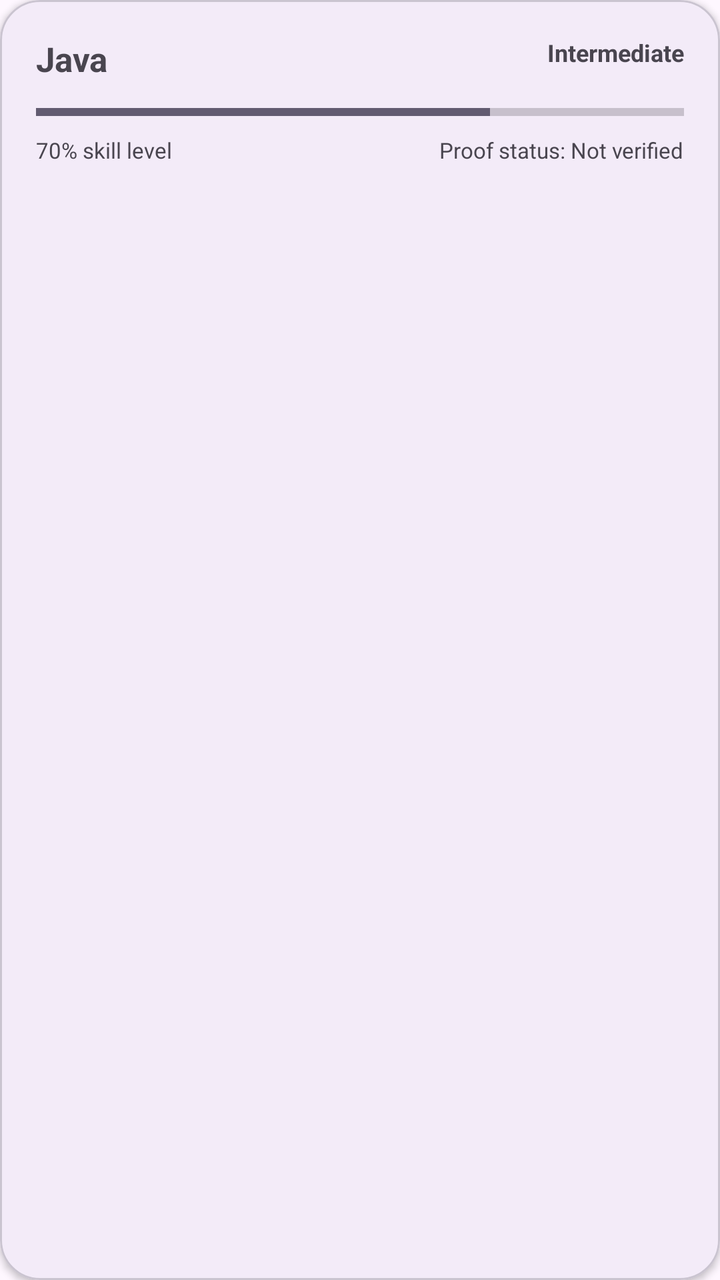
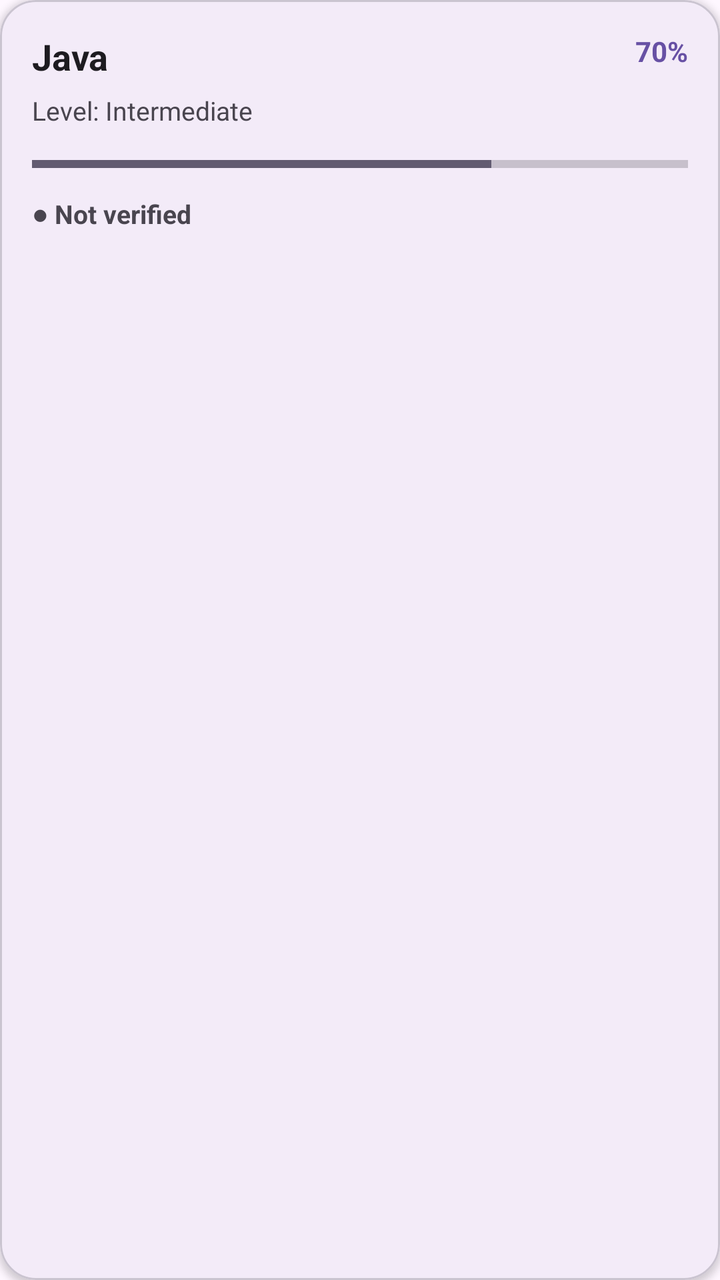

Before-and-after screenshots of an Android layout around one commit, followed by the original layout XML and the change that was made.
<!-- AndroidManifest.xml: application theme Theme.Skill_Proof_MAD_ASSIGNMENT_1 -->
<!-- res/layout/item_skill.xml -->
<?xml version="1.0" encoding="utf-8"?>
<com.google.android.material.card.MaterialCardView
    xmlns:android="http://schemas.android.com/apk/res/android"
    xmlns:app="http://schemas.android.com/apk/res-auto"
    android:layout_width="match_parent"
    android:layout_height="wrap_content"
    android:layout_marginBottom="12dp"
    app:cardCornerRadius="20dp"
    app:cardElevation="2dp">

    <androidx.constraintlayout.widget.ConstraintLayout
        android:layout_width="match_parent"
        android:layout_height="wrap_content"
        android:padding="18dp">

        <TextView
            android:id="@+id/tvSkillName"
            android:layout_width="0dp"
            android:layout_height="wrap_content"
            android:text="Java"
            android:textSize="17sp"
            android:textStyle="bold"
            app:layout_constraintEnd_toStartOf="@id/tvSkillLevel"
            app:layout_constraintStart_toStartOf="parent"
            app:layout_constraintTop_toTopOf="parent" />

        <TextView
            android:id="@+id/tvSkillLevel"
            android:layout_width="wrap_content"
            android:layout_height="wrap_content"
            android:text="Intermediate"
            android:textSize="12sp"
            android:textStyle="bold"
            app:layout_constraintEnd_toEndOf="parent"
            app:layout_constraintTop_toTopOf="parent" />

        <ProgressBar
            android:id="@+id/skillProgress"
            style="?android:attr/progressBarStyleHorizontal"
            android:layout_width="0dp"
            android:layout_height="7dp"
            android:layout_marginTop="12dp"
            android:max="100"
            android:progress="70"
            app:layout_constraintEnd_toEndOf="parent"
            app:layout_constraintStart_toStartOf="parent"
            app:layout_constraintTop_toBottomOf="@id/tvSkillName" />

        <TextView
            android:id="@+id/tvProgressValue"
            android:layout_width="wrap_content"
            android:layout_height="wrap_content"
            android:layout_marginTop="8dp"
            android:text="70% skill level"
            android:textSize="11sp"
            app:layout_constraintStart_toStartOf="parent"
            app:layout_constraintTop_toBottomOf="@id/skillProgress" />

        <TextView
            android:id="@+id/tvProofStatus"
            android:layout_width="wrap_content"
            android:layout_height="wrap_content"
            android:layout_marginTop="8dp"
            android:text="Proof status: Not verified"
            android:textSize="11sp"
            app:layout_constraintEnd_toEndOf="parent"
            app:layout_constraintTop_toBottomOf="@id/skillProgress" />

    </androidx.constraintlayout.widget.ConstraintLayout>

</com.google.android.material.card.MaterialCardView>
<!-- resources referenced by this layout -->
<resources>
  <style name="Theme.Skill_Proof_MAD_ASSIGNMENT_1" parent="Base.Theme.Skill_Proof_MAD_ASSIGNMENT_1" />
  <style name="Base.Theme.Skill_Proof_MAD_ASSIGNMENT_1" parent="Theme.Material3.DayNight.NoActionBar">
          
          
      </style>
</resources>

<!-- the commit's change to res/layout/item_skill.xml (unified diff, before → after) -->
@@ -4,67 +4,87 @@
     xmlns:app="http://schemas.android.com/apk/res-auto"
     android:layout_width="match_parent"
     android:layout_height="wrap_content"
+    android:layout_marginStart="16dp"
+    android:layout_marginEnd="16dp"
     android:layout_marginBottom="12dp"
-    app:cardCornerRadius="20dp"
-    app:cardElevation="2dp">
+    app:cardCornerRadius="18dp"
+    app:cardElevation="2dp"
+    app:strokeWidth="1dp">
 
     <androidx.constraintlayout.widget.ConstraintLayout
         android:layout_width="match_parent"
         android:layout_height="wrap_content"
-        android:padding="18dp">
+        android:padding="16dp">
+
+        
 
         <TextView
             android:id="@+id/tvSkillName"
             android:layout_width="0dp"
             android:layout_height="wrap_content"
             android:text="Java"
-            android:textSize="17sp"
+            android:textSize="18sp"
             android:textStyle="bold"
-            app:layout_constraintEnd_toStartOf="@id/tvSkillLevel"
+            android:textColor="?android:attr/textColorPrimary"
             app:layout_constraintStart_toStartOf="parent"
+            app:layout_constraintEnd_toStartOf="@id/tvSkillProgress"
+            app:layout_constraintTop_toTopOf="parent"
+            android:layout_marginEnd="12dp" />
+
+        
+
+        <TextView
+            android:id="@+id/tvSkillProgress"
+            android:layout_width="wrap_content"
+            android:layout_height="wrap_content"
+            android:text="70%"
+            android:textSize="14sp"
+            android:textStyle="bold"
+            android:textColor="?attr/colorPrimary"
+            app:layout_constraintEnd_toEndOf="parent"
             app:layout_constraintTop_toTopOf="parent" />
+
+        
 
         <TextView
             android:id="@+id/tvSkillLevel"
+            android:layout_width="0dp"
+            android:layout_height="wrap_content"
+            android:layout_marginTop="6dp"
+            android:text="Level: Intermediate"
+            android:textSize="13sp"
+            android:textColor="?android:attr/textColorSecondary"
+            app:layout_constraintStart_toStartOf="parent"
+            app:layout_constraintEnd_toEndOf="parent"
+            app:layout_constraintTop_toBottomOf="@id/tvSkillName" />
+
+        
+
+        <ProgressBar
+            android:id="@+id/progressSkill"
+            style="?android:attr/progressBarStyleHorizontal"
+            android:layout_width="0dp"
+            android:layout_height="8dp"
+            android:layout_marginTop="14dp"
+            android:max="100"
+            android:progress="70"
+            app:layout_constraintStart_toStartOf="parent"
+            app:layout_constraintEnd_toEndOf="parent"
+            app:layout_constraintTop_toBottomOf="@id/tvSkillLevel" />
+
+        
+
+        <TextView
+            android:id="@+id/tvSkillProofStatus"
             android:layout_width="wrap_content"
             android:layout_height="wrap_content"
-            android:text="Intermediate"
-            android:textSize="12sp"
+            android:layout_marginTop="12dp"
+            android:text="● Not verified"
+            android:textSize="13sp"
             android:textStyle="bold"
-            app:layout_constraintEnd_toEndOf="parent"
-            app:layout_constraintTop_toTopOf="parent" />
-
-        <ProgressBar
-            android:id="@+id/skillProgress"
-            style="?android:attr/progressBarStyleHorizontal"
-            android:layout_width="0dp"
-            android:layout_height="7dp"
-            android:layout_marginTop="12dp"
-            android:max="100"
-            android:progress="70"
-            app:layout_constraintEnd_toEndOf="parent"
+            android:textColor="?android:attr/textColorSecondary"
             app:layout_constraintStart_toStartOf="parent"
-            app:layout_constraintTop_toBottomOf="@id/tvSkillName" />
-
-        <TextView
-            android:id="@+id/tvProgressValue"
-            android:layout_width="wrap_content"
-            android:layout_height="wrap_content"
-            android:layout_marginTop="8dp"
-            android:text="70% skill level"
-            android:textSize="11sp"
-            app:layout_constraintStart_toStartOf="parent"
-            app:layout_constraintTop_toBottomOf="@id/skillProgress" />
-
-        <TextView
-            android:id="@+id/tvProofStatus"
-            android:layout_width="wrap_content"
-            android:layout_height="wrap_content"
-            android:layout_marginTop="8dp"
-            android:text="Proof status: Not verified"
-            android:textSize="11sp"
-            app:layout_constraintEnd_toEndOf="parent"
-            app:layout_constraintTop_toBottomOf="@id/skillProgress" />
+            app:layout_constraintTop_toBottomOf="@id/progressSkill" />
 
     </androidx.constraintlayout.widget.ConstraintLayout>
 
